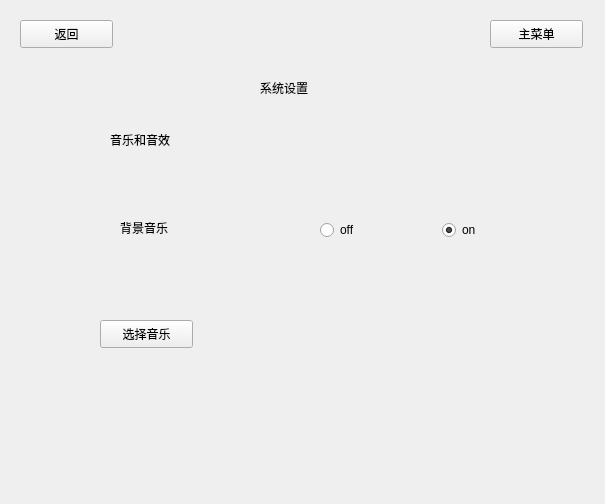
Flyame-debug/Tomato, file xitongsetting.ui: the form before one commit.
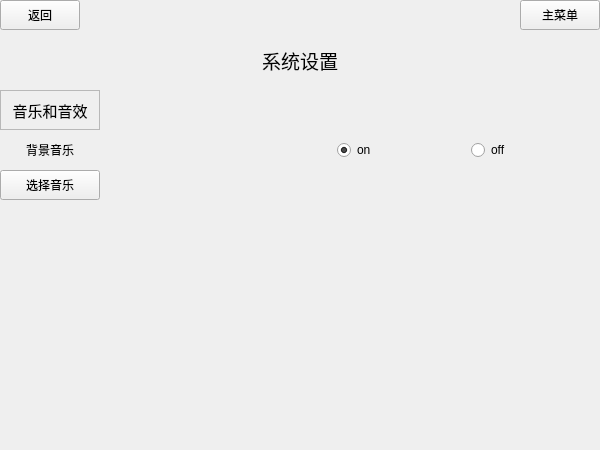
The form after the commit. Icons and pictures are not drawn.

Patch:
```diff
--- a/xitongsetting.ui
+++ b/xitongsetting.ui
@@ -6,8 +6,8 @@
    <rect>
     <x>0</x>
     <y>0</y>
-    <width>605</width>
-    <height>504</height>
+    <width>600</width>
+    <height>450</height>
    </rect>
   </property>
   <property name="windowTitle">
@@ -20,10 +20,10 @@
   <widget class="QPushButton" name="pushButton">
    <property name="geometry">
     <rect>
-     <x>20</x>
-     <y>20</y>
-     <width>93</width>
-     <height>28</height>
+     <x>0</x>
+     <y>0</y>
+     <width>80</width>
+     <height>30</height>
     </rect>
    </property>
    <property name="text">
@@ -33,10 +33,10 @@
   <widget class="QPushButton" name="pushButton_2">
    <property name="geometry">
     <rect>
-     <x>490</x>
-     <y>20</y>
-     <width>93</width>
-     <height>28</height>
+     <x>520</x>
+     <y>0</y>
+     <width>80</width>
+     <height>30</height>
     </rect>
    </property>
    <property name="text">
@@ -46,36 +46,55 @@
   <widget class="QLabel" name="label">
    <property name="geometry">
     <rect>
-     <x>260</x>
-     <y>80</y>
-     <width>72</width>
-     <height>15</height>
+     <x>200</x>
+     <y>40</y>
+     <width>200</width>
+     <height>40</height>
     </rect>
    </property>
+   <property name="font">
+    <font>
+     <pointsize>14</pointsize>
+    </font>
+   </property>
    <property name="text">
     <string>系统设置</string>
    </property>
+   <property name="alignment">
+    <set>Qt::AlignCenter</set>
+   </property>
   </widget>
   <widget class="QLabel" name="label_2">
    <property name="geometry">
     <rect>
-     <x>110</x>
-     <y>130</y>
-     <width>91</width>
-     <height>20</height>
+     <x>0</x>
+     <y>90</y>
+     <width>100</width>
+     <height>40</height>
     </rect>
    </property>
+   <property name="font">
+    <font>
+     <pointsize>11</pointsize>
+    </font>
+   </property>
+   <property name="frameShape">
+    <enum>QFrame::StyledPanel</enum>
+   </property>
    <property name="text">
     <string>音乐和音效</string>
    </property>
+   <property name="alignment">
+    <set>Qt::AlignCenter</set>
+   </property>
   </widget>
   <widget class="QPushButton" name="pushButton_3">
    <property name="geometry">
     <rect>
-     <x>100</x>
-     <y>320</y>
-     <width>93</width>
-     <height>28</height>
+     <x>0</x>
+     <y>170</y>
+     <width>100</width>
+     <height>30</height>
     </rect>
    </property>
    <property name="text">
@@ -85,33 +104,29 @@
   <widget class="QLabel" name="label_3">
    <property name="geometry">
     <rect>
-     <x>120</x>
-     <y>220</y>
-     <width>72</width>
-     <height>15</height>
+     <x>0</x>
+     <y>130</y>
+     <width>100</width>
+     <height>40</height>
     </rect>
    </property>
    <property name="text">
     <string>背景音乐</string>
    </property>
+   <property name="alignment">
+    <set>Qt::AlignCenter</set>
+   </property>
   </widget>
   <widget class="QWidget" name="horizontalLayoutWidget">
    <property name="geometry">
     <rect>
-     <x>320</x>
-     <y>220</y>
-     <width>238</width>
-     <height>21</height>
+     <x>337</x>
+     <y>130</y>
+     <width>261</width>
+     <height>41</height>
     </rect>
    </property>
    <layout class="QHBoxLayout" name="horizontalLayout">
-    <item>
-     <widget class="QRadioButton" name="radioButton">
-      <property name="text">
-       <string>off</string>
-      </property>
-     </widget>
-    </item>
     <item>
      <widget class="QRadioButton" name="radioButton_2">
       <property name="text">
@@ -122,6 +137,13 @@
       </property>
      </widget>
     </item>
+    <item>
+     <widget class="QRadioButton" name="radioButton">
+      <property name="text">
+       <string>off</string>
+      </property>
+     </widget>
+    </item>
    </layout>
   </widget>
  </widget>
```
